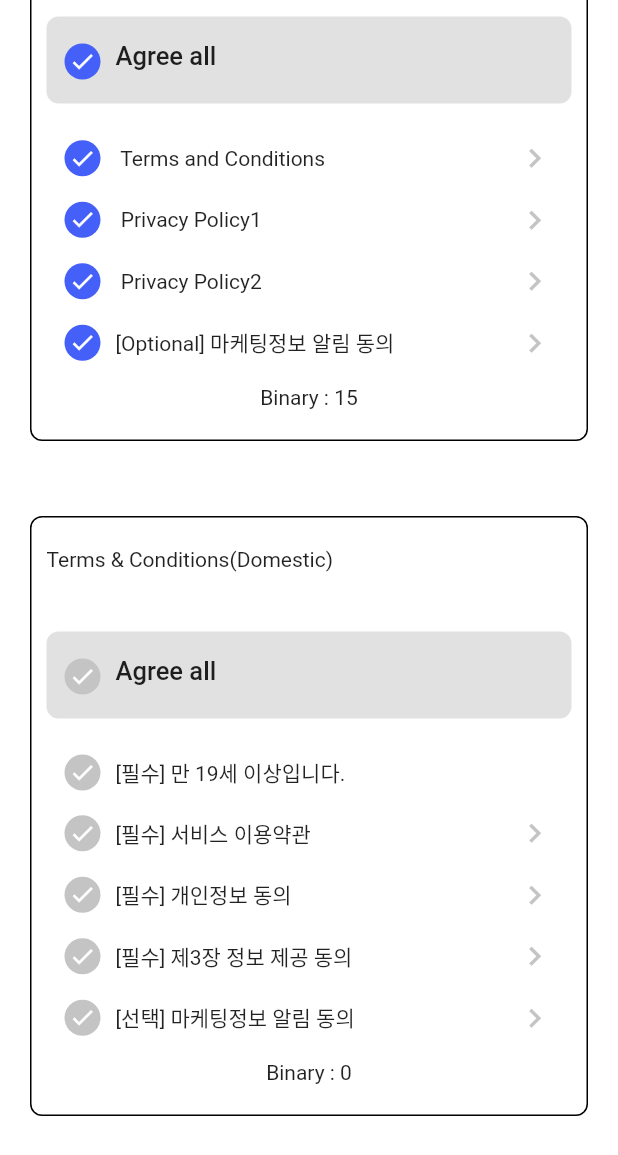
After one commit to workingscorpion/flutter-revolution, a Flutter app: the TermsPage screen opened by its route, scrolled down 96 dp, after a tap on "Agree all", on a phone screen of 412 x 824 dp. The commit adds this screen. Shown: the top 1155 px of the screen. Run offline on Flutter 3.47's test engine with Material 2 defaults, Android fonts, the phone set to English and light mode, and no system bars; our stand-ins replace flutter_mobx, flutter_svg, fluttertoast, loading_indicator, local_auth, mobx and 7 more; missing offline and left inert: loading_animations, scratcher; generated files the repository leaves out were written again; network calls fail.

Commit message:
feat: terms

```diff
--- a/lib/appRouter.dart
+++ b/lib/appRouter.dart
@@ -1,6 +1,8 @@
 import 'package:revolution/constants/routeNames.dart';
 import 'package:revolution/pages/function/infiniteScroll.dart';
 import 'package:revolution/pages/function/tapjoy.dart';
+import 'package:revolution/pages/function/term.dart';
+import 'package:revolution/pages/function/terms.dart';
 import 'package:revolution/pages/home/home.dart';
 import 'package:revolution/pages/splash.dart';
 import 'package:revolution/pages/ui/adaptiveColor.dart';
@@ -148,6 +150,22 @@ class AppRouter {
           builder: (BuildContext context) => TapjoyPage(),
         );
 
+      case RouteNames.Terms:
+        return CupertinoPageRoute(
+          settings: settings,
+          builder: (BuildContext context) => TermsPage(),
+        );
+
+      case RouteNames.Term:
+        final args = settings.arguments as List;
+        return CupertinoPageRoute(
+          settings: settings,
+          builder: (BuildContext context) => TermPage(
+            url: args[0] as String,
+            title: args[1] as String,
+          ),
+        );
+
       default:
         return CupertinoPageRoute(
           settings: settings,
@@ -240,4 +258,15 @@ class AppRouter {
   static toTapjoyPage() {
     return Navigator.of(context).pushNamed(RouteNames.Tapjoy);
   }
+
+  static toTermsPage() {
+    return Navigator.of(context).pushNamed(RouteNames.Terms);
+  }
+
+  static toTermPage(String url, String title) {
+    return Navigator.of(context).pushNamed(
+      RouteNames.Term,
+      arguments: [url, title],
+    );
+  }
 }
--- /dev/null
+++ b/lib/components/buttons/term.dart
@@ -0,0 +1,16 @@
+import 'package:revolution/appRouter.dart';
+import 'package:revolution/components/buttons/customButton.dart';
+import 'package:flutter/material.dart';
+
+class TermButton extends StatelessWidget {
+  const TermButton({Key key}) : super(key: key);
+
+  @override
+  Widget build(BuildContext context) {
+    return CustomButton(
+      text: 'Terms',
+      image: 'assets/home/terms.png',
+      onTap: () => AppRouter.toTermsPage(),
+    );
+  }
+}
--- a/lib/constants/routeNames.dart
+++ b/lib/constants/routeNames.dart
@@ -27,4 +27,6 @@ class RouteNames {
   // function
   static const String InfiniteScroll = '/infinite';
   static const String Tapjoy = '/tapjoy';
+  static const String Terms = '/terms';
+  static const String Term = '/term';
 }
--- /dev/null
+++ b/lib/model/term.dart
@@ -0,0 +1,15 @@
+class Term {
+  final bool require;
+  final String title;
+  bool checked;
+  final bool showDetail;
+  final String detail;
+
+  Term({
+    this.require,
+    this.title,
+    this.checked,
+    this.showDetail = true,
+    this.detail,
+  });
+}
--- /dev/null
+++ b/lib/pages/function/terms.dart
@@ -0,0 +1,354 @@
+import 'package:flutter/material.dart';
+import 'package:revolution/appRouter.dart';
+import 'package:revolution/components/customBox.dart';
+import 'package:revolution/constants/customColors.dart';
+import 'package:revolution/model/term.dart';
+import 'package:revolution/utils/parseTerm.dart';
+
+class TermsPage extends StatefulWidget {
+  TermsPage({Key key}) : super(key: key);
+
+  @override
+  _TermsPageState createState() => _TermsPageState();
+}
+
+class _TermsPageState extends State<TermsPage> {
+  final List<Term> domesticTerms = List<Term>();
+  final List<Term> abroadTerms = List<Term>();
+
+  bool domesticAllAgree = false;
+  bool abroadAllAgree = false;
+
+  final List<String> domesticTermTitles = [
+    '서비스 이용약관',
+    '개인정보 동의',
+    '제3장 정보 제공 동의',
+  ];
+
+  final List<String> abroadTermTitles = [
+    'Terms and Conditions',
+    'Privacy Policy1',
+    'Privacy Policy2',
+  ];
+
+  @override
+  void initState() {
+    super.initState();
+    initialize();
+  }
+
+  initialize() {
+    initDomesticTerms();
+    initAbroadTerms();
+  }
+
+  initDomesticTerms() {
+    domesticTerms.add(
+      Term(
+        checked: false,
+        require: true,
+        title: '만 19세 이상입니다.',
+        showDetail: false,
+      ),
+    );
+
+    domesticTerms.addAll(
+      List<Term>.generate(
+        3,
+        (index) => Term(
+          checked: false,
+          require: true,
+          title: domesticTermTitles.elementAt(index),
+          showDetail: true,
+          detail: 'https://naver.com',
+        ),
+      ),
+    );
+
+    domesticTerms.add(
+      Term(
+        checked: false,
+        require: false,
+        title: '마케팅정보 알림 동의',
+        showDetail: true,
+        detail: 'https://naver.com',
+      ),
+    );
+  }
+
+  initAbroadTerms() {
+    abroadTerms.addAll(
+      List<Term>.generate(
+        3,
+        (index) => Term(
+          checked: false,
+          require: true,
+          title: abroadTermTitles.elementAt(index),
+          showDetail: true,
+          detail: 'https://naver.com',
+        ),
+      ),
+    );
+
+    abroadTerms.add(
+      Term(
+        checked: false,
+        require: false,
+        title: '마케팅정보 알림 동의',
+        showDetail: true,
+        detail: 'https://naver.com',
+      ),
+    );
+  }
+
+  check(int index, bool domestic) {
+    if (domestic) {
+      domesticTerms.elementAt(index).checked =
+          !domesticTerms.elementAt(index).checked;
+      if (domesticAllAgree &&
+          domesticTerms.where((element) => !element.checked).length > 0) {
+        domesticAllAgree = false;
+      }
+      if (!domesticAllAgree &&
+          domesticTerms.where((element) => !element.checked).length <= 0) {
+        domesticAllAgree = true;
+      }
+    } else {
+      abroadTerms.elementAt(index).checked =
+          !abroadTerms.elementAt(index).checked;
+      if (abroadAllAgree &&
+          abroadTerms.where((element) => !element.checked).length > 0) {
+        abroadAllAgree = false;
+      }
+      if (!abroadAllAgree &&
+          abroadTerms.where((element) => !element.checked).length <= 0) {
+        abroadAllAgree = true;
+      }
+    }
+
+    setState(() {});
+  }
+
+  allCheck(bool domestic) {
+    if (domestic) {
+      domesticAllAgree = !domesticAllAgree;
+      final result = [...domesticTerms].map((e) => Term(
+            checked: domesticAllAgree,
+            require: e.require,
+            title: e.title,
+          ));
+      domesticTerms
+        ..clear()
+        ..addAll(result);
+    } else {
+      abroadAllAgree = !abroadAllAgree;
+      final result = [...abroadTerms].map((e) => Term(
+            checked: abroadAllAgree,
+            require: e.require,
+            title: e.title,
+          ));
+      abroadTerms
+        ..clear()
+        ..addAll(result);
+    }
+
+    setState(() {});
+  }
+
+  @override
+  Widget build(BuildContext context) {
+    return Scaffold(
+      backgroundColor: Colors.white,
+      body: SafeArea(
+        child: ListView(
+          padding: EdgeInsets.symmetric(horizontal: 20, vertical: 30),
+          children: [
+            CustomBox(
+              title: 'Terms & Conditions(Abroad)',
+              child: Column(
+                  children: [
+                [
+                  all(
+                    domestic: false,
+                  )
+                ],
+                abroadTerms
+                    .asMap()
+                    .map(
+                      (index, e) => MapEntry(
+                        index,
+                        term(item: e, index: index, domestic: false),
+                      ),
+                    )
+                    .values
+                    .toList(),
+                [
+                  Text(
+                      'Binary : ${ParseTerm.toBinary(abroadTerms.map((e) => e.checked))}'),
+                ],
+              ].expand((e) => e).toList()),
+            ),
+            CustomBox(
+              title: 'Terms & Conditions(Domestic)',
+              child: Column(
+                  children: [
+                [
+                  all(
+                    domestic: true,
+                  )
+                ],
+                domesticTerms
+                    .asMap()
+                    .map(
+                      (index, e) => MapEntry(
+                        index,
+                        term(item: e, index: index, domestic: true),
+                      ),
+                    )
+                    .values
+                    .toList(),
+                [
+                  Text(
+                      'Binary : ${ParseTerm.toBinary(domesticTerms.map((e) => e.checked))}'),
+                ],
+              ].expand((e) => e).toList()),
+            ),
+          ],
+        ),
+      ),
+    );
+  }
+
+  Widget all({bool domestic = false}) => GestureDetector(
+        onTap: () => allCheck(domestic),
+        child: Container(
+          margin: EdgeInsets.only(top: 20, bottom: 24),
+          padding: EdgeInsets.symmetric(horizontal: 12, vertical: 16),
+          decoration: BoxDecoration(
+            color: CustomColors.grayColor,
+            borderRadius: BorderRadius.circular(8),
+          ),
+          child: Row(
+            crossAxisAlignment: CrossAxisAlignment.start,
+            children: [
+              Container(
+                margin: EdgeInsets.only(top: 2),
+                child: Container(
+                  margin: EdgeInsets.only(right: 10),
+                  decoration: BoxDecoration(shape: BoxShape.circle),
+                  child: InkWell(
+                    borderRadius: BorderRadius.circular(30),
+                    onTap: () => allCheck(domestic),
+                    child: Container(
+                      height: 24,
+                      width: 24,
+                      decoration: BoxDecoration(
+                        shape: BoxShape.circle,
+                        color: domestic
+                            ? domesticAllAgree
+                                ? CustomColors.mainColor
+                                : CustomColors.disabledGrey
+                            : abroadAllAgree
+                                ? CustomColors.mainColor
+                                : CustomColors.disabledGrey,
+                      ),
+                      alignment: Alignment.center,
+                      child: Icon(
+                        Icons.check,
+                        color: Colors.white,
+                        size: 18,
+                      ),
+                    ),
+                  ),
+                ),
+              ),
+              Flexible(
+                child: Text(
+                  'Agree all',
+                  style: Theme.of(context).textTheme.bodyText1.copyWith(
+                        fontSize: 17,
+                      ),
+                ),
+              ),
+            ],
+          ),
+        ),
+      );
+
+  Widget term({Term item, int index, bool domestic = false}) => Container(
+        padding: EdgeInsets.only(left: 12, right: 12),
+        margin: EdgeInsets.only(bottom: 16),
+        child: Row(
+          mainAxisSize: MainAxisSize.max,
+          children: [
+            Expanded(
+              child: GestureDetector(
+                onTap: () {
+                  item.checked = !item.checked;
+                  setState(() {});
+                },
+                child: Row(
+                  mainAxisSize: MainAxisSize.max,
+                  children: [
+                    Container(
+                      margin: EdgeInsets.only(right: 10),
+                      decoration: BoxDecoration(shape: BoxShape.circle),
+                      child: InkWell(
+                        borderRadius: BorderRadius.circular(30),
+                        onTap: () => check(index, domestic),
+                        child: Container(
+                          // padding: EdgeInsets.all(10),
+                          height: 24,
+                          width: 24,
+                          decoration: BoxDecoration(
+                            shape: BoxShape.circle,
+                            color: item.checked
+                                ? CustomColors.mainColor
+                                : CustomColors.disabledGrey,
+                          ),
+                          alignment: Alignment.center,
+                          child: Icon(
+                            Icons.check,
+                            color: Colors.white,
+                            size: 18,
+                          ),
+                        ),
+                      ),
+                    ),
+                    Container(
+                      child: Text(
+                        '${requireCheck(item.require, domestic) != "" ? [
+                            requireCheck(item.require, domestic)
+                          ] : ""} ${item.title}',
+                        style: TextStyle(),
+                      ),
+                    ),
+                    Spacer(),
+                  ],
+                ),
+              ),
+            ),
+            item.showDetail == true
+                ? InkWell(
+                    onTap: () => AppRouter.toTermPage(
+                      item.detail,
+                      item.title,
+                    ),
+                    child: Icon(
+                      Icons.keyboard_arrow_right,
+                      color: CustomColors.disabledGrey,
+                      size: 25,
+                    ),
+                  )
+                : Container(),
+          ],
+        ),
+      );
+
+  String requireCheck(bool require, bool domestic) {
+    if (require) {
+      return domestic ? "필수" : '';
+    }
+    return domestic ? "선택" : "Optional";
+  }
+}
--- a/lib/pages/home/function.dart
+++ b/lib/pages/home/function.dart
@@ -2,6 +2,7 @@ import 'package:revolution/components/buttons/bioAuth.dart';
 import 'package:flutter/material.dart';
 import 'package:revolution/components/buttons/infiniteScroll.dart';
 import 'package:revolution/components/buttons/tapjoy.dart';
+import 'package:revolution/components/buttons/term.dart';
 
 class FunctionPage extends StatefulWidget {
   FunctionPage({Key key}) : super(key: key);
@@ -21,6 +22,7 @@ class _FunctionPageState extends State<FunctionPage> {
           BioAuthButton(),
           InfiniteScrollButton(),
           TapjoyButton(),
+          TermButton(),
           // TODO: textFormmating
         ],
       ),
--- /dev/null
+++ b/lib/utils/parseTerm.dart
@@ -0,0 +1,17 @@
+import 'dart:math';
+
+class ParseTerm {
+  static int toBinary(Iterable<bool> checks) {
+    int result = 0;
+    final values = checks.map((e) => e == true ? 1 : 0).toList().reversed;
+    for (var i = 0; i < values.length; i++) {
+      final value = pow(2, i) * values.elementAt(i);
+      result += value;
+    }
+    return result;
+  }
+
+  static toDecimal(String binary) {
+    return int.parse(binary, radix: 2);
+  }
+}
--- a/pubspec.yaml
+++ b/pubspec.yaml
@@ -18,6 +18,7 @@ dependencies:
   cookie_jar: ^1.0.1
   retrofit: ^1.3.4+1
   json_annotation: ^3.1.1
+  http: ^0.12.2
 
   # state
   mobx: ^1.2.1+4
@@ -49,6 +50,7 @@ dependencies:
   loading_animations: ^2.1.0
   modal_bottom_sheet: ^1.0.0+1
   palette_generator: ^0.2.3
+  webview_flutter: ^1.0.7
 
   cupertino_icons: ^1.0.0
 
```
Also changed, not shown: lib/components/customWebview.dart (added, +77 -0 lines), lib/pages/function/term.dart (added, +64 -0 lines), lib/utils/htmlManager.dart (added, +50 -0 lines), assets/home/terms.png (added), pubspec.lock.
